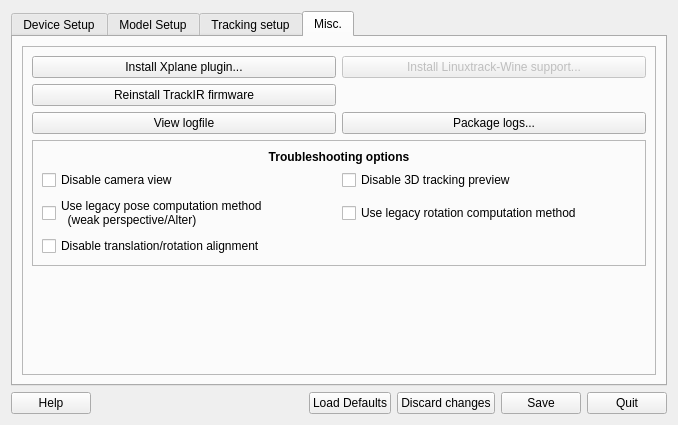
mavak/linux-track, file src/qt_gui/ltr.ui: the form before one commit.
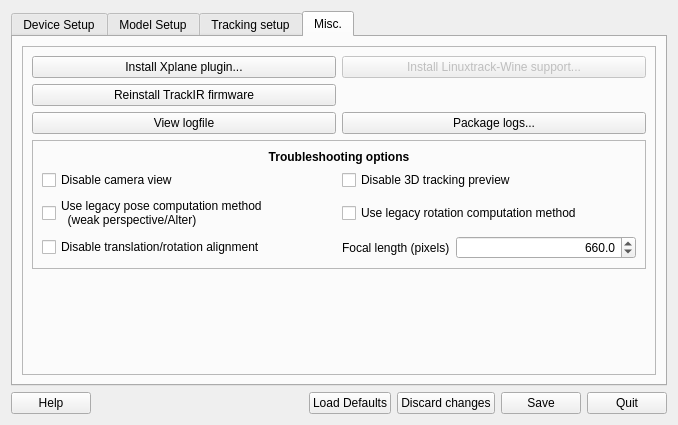
The form after the commit. The open tabs and pages were chosen to show the change. Icons and pictures are not drawn.

The edit to the form file:
```diff
--- a/src/qt_gui/ltr.ui
+++ b/src/qt_gui/ltr.ui
@@ -239,6 +239,45 @@
                  </property>
                 </widget>
                </item>
+               <item row="2" column="1">
+                <layout class="QHBoxLayout" name="horizontalLayout_2">
+                 <item>
+                  <widget class="QLabel" name="label_2">
+                   <property name="sizePolicy">
+                    <sizepolicy hsizetype="Maximum" vsizetype="Preferred">
+                     <horstretch>0</horstretch>
+                     <verstretch>0</verstretch>
+                    </sizepolicy>
+                   </property>
+                   <property name="text">
+                    <string>Focal length (pixels)</string>
+                   </property>
+                  </widget>
+                 </item>
+                 <item>
+                  <widget class="QDoubleSpinBox" name="FocalLength">
+                   <property name="alignment">
+                    <set>Qt::AlignRight|Qt::AlignTrailing|Qt::AlignVCenter</set>
+                   </property>
+                   <property name="buttonSymbols">
+                    <enum>QAbstractSpinBox::UpDownArrows</enum>
+                   </property>
+                   <property name="decimals">
+                    <number>1</number>
+                   </property>
+                   <property name="minimum">
+                    <double>1.000000000000000</double>
+                   </property>
+                   <property name="maximum">
+                    <double>10000.000000000000000</double>
+                   </property>
+                   <property name="value">
+                    <double>660.000000000000000</double>
+                   </property>
+                  </widget>
+                 </item>
+                </layout>
+               </item>
               </layout>
              </item>
             </layout>
```
